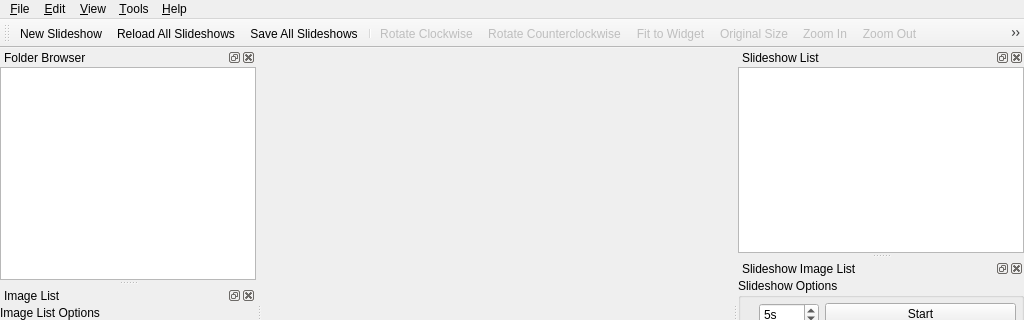
First picture: the form in mainwindow.ui, repository vos/qsm, before the edit; both pictures show x 0 to 1024 and y 0 to 320 of the 1024 by 600 pixel window.
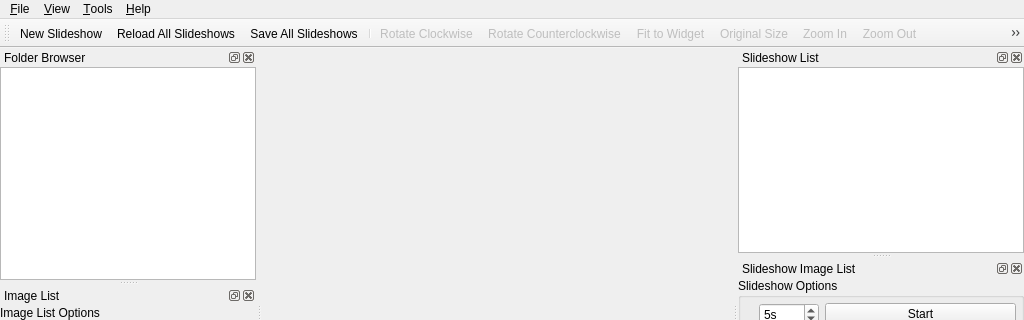
Second picture: the form after the edit. Icons and pictures are not drawn. Custom widgets are drawn as their Qt base class.

The edit to the form file:
```diff
--- a/mainwindow.ui
+++ b/mainwindow.ui
@@ -56,11 +56,6 @@
     <addaction name="separator"/>
     <addaction name="actionExit"/>
    </widget>
-   <widget class="QMenu" name="menuEdit">
-    <property name="title">
-     <string>&amp;Edit</string>
-    </property>
-   </widget>
    <widget class="QMenu" name="menuView">
     <property name="title">
      <string>&amp;View</string>
@@ -98,7 +93,6 @@
     <addaction name="actionAboutQsm"/>
    </widget>
    <addaction name="menuFile"/>
-   <addaction name="menuEdit"/>
    <addaction name="menuView"/>
    <addaction name="menuTools"/>
    <addaction name="menuHelp"/>
```
Left out of the diff: 45 changed lines with no effect on the pictures.
